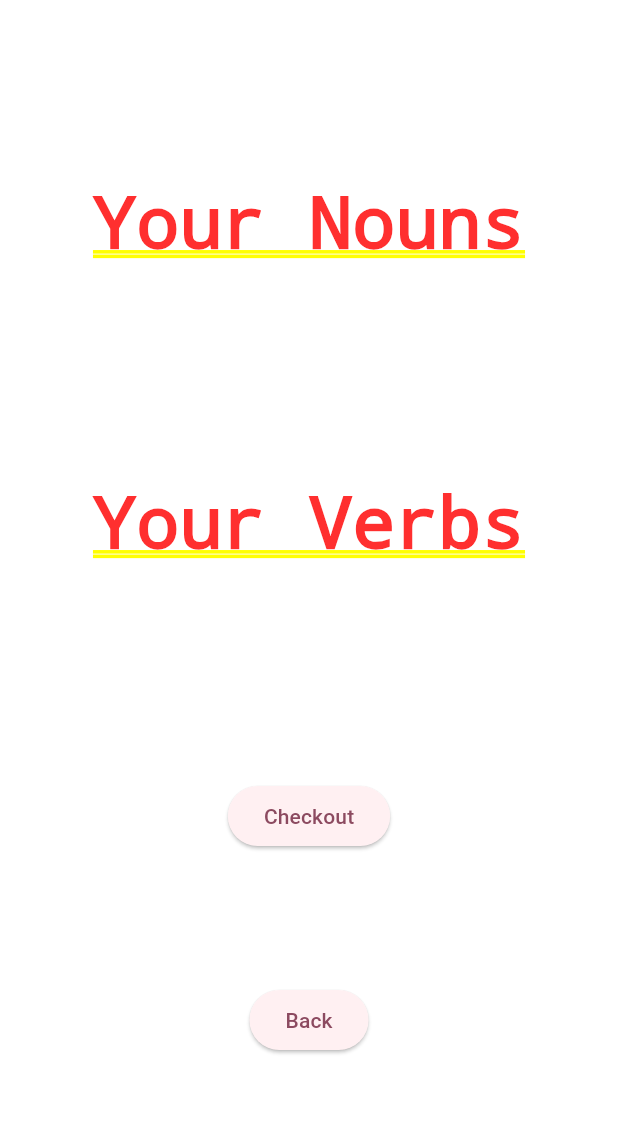
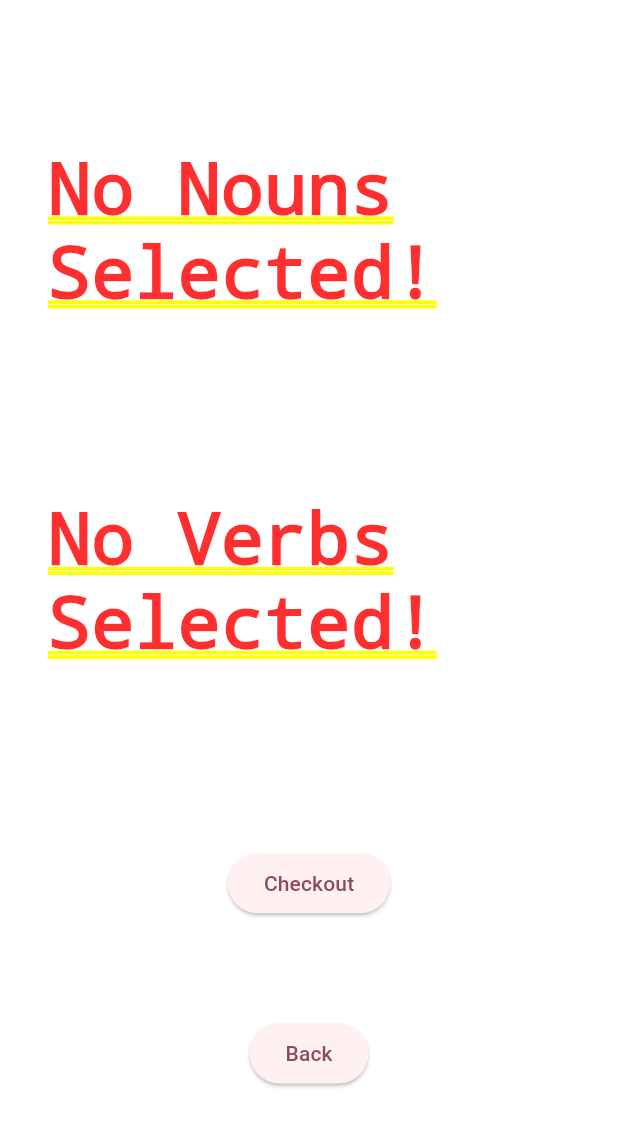
Before and after one commit to Jordan711/word-soup, a Flutter app: the WordCartPage screen opened directly, on a phone screen of 412 x 824 dp. Shown: the top 1127 px of the screen. Run offline on Flutter 3.47's test engine with Material 3 defaults, Android fonts, the phone set to English and light mode, and no system bars; our stand-ins replace flutter_riverpod.

Commit message:
Show quantity selected for each word type

```diff
--- a/lib/screens/word_cart_page.dart
+++ b/lib/screens/word_cart_page.dart
@@ -18,8 +18,22 @@ class WordCartPage extends ConsumerWidget {
       child: Column(
         mainAxisAlignment: MainAxisAlignment.spaceEvenly,
         children: [
-          Column(children: [Text("Your Nouns"), Text(nounCart.join(', '))]),
-          Column(children: [Text("Your Verbs"), Text(verbCart.join(', '))]),
+          Column(
+            children: [
+              nounCart.isEmpty
+                  ? Text("No Nouns Selected!")
+                  : Text("Your Nouns - ${nounCart.length}"),
+              Text(nounCart.join(', ')),
+            ],
+          ),
+          Column(
+            children: [
+              verbCart.isEmpty
+                  ? Text("No Verbs Selected!")
+                  : Text("Your Verbs - ${verbCart.length}"),
+              Text(verbCart.join(', ')),
+            ],
+          ),
           ElevatedButton(
             onPressed: () {
               Navigator.of(context).push(
```
